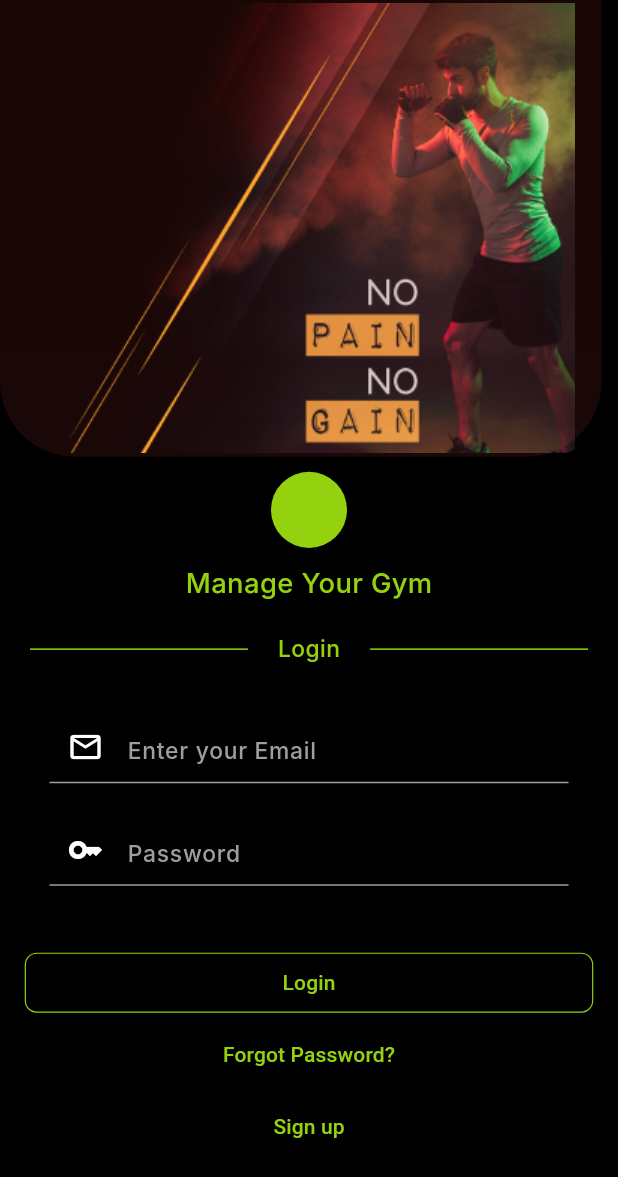
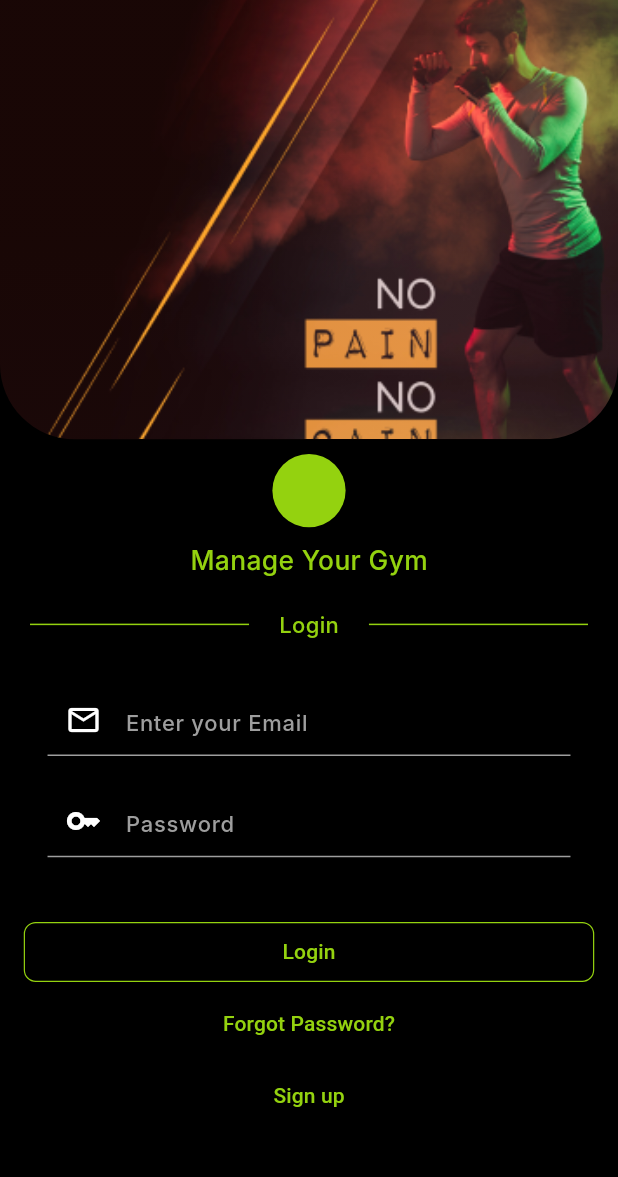
Before and after one commit to Sumeetbharali/360, a Flutter app: the screen it shows after launch, after a tap on "Continue with Mail", on a phone screen of 412 x 824 dp. Shown: the top 1177 px of the screen. Run offline on Flutter 3.47's test engine with Material 3 defaults, Android fonts, the phone set to English and light mode, and no system bars; our stand-ins replace flutter_screenutil; Roboto replaces fonts that are missing (Inter).

Commit message:
image sizes

```diff
--- a/lib/features/login/presentation/widgets/top_image.dart
+++ b/lib/features/login/presentation/widgets/top_image.dart
@@ -10,6 +10,7 @@ class TopImage extends StatelessWidget {
       height: 300.h,
       decoration: const BoxDecoration(
           image: DecorationImage(
+              fit: BoxFit.cover,
               image: AssetImage(
             "assets/images/iPhone 14 - noPain.png",
           )),
--- a/lib/features/login/presentation/widgets/top_image_with_Gradient.dart
+++ b/lib/features/login/presentation/widgets/top_image_with_Gradient.dart
@@ -21,7 +21,6 @@ class TopImageWithGradient extends StatelessWidget {
                 Colors.red.withOpacity(0.1)
               ], begin: Alignment.bottomCenter, end: Alignment.center)),
           height: 300.h,
-          width: 365.w,
         )
       ],
     );
--- a/lib/main.dart
+++ b/lib/main.dart
@@ -16,7 +16,7 @@ class MyApp extends StatelessWidget {
   Widget build(BuildContext context) {
     return SafeArea(
       child: ScreenUtilInit(
-        designSize: const Size(375, 812),
+        designSize: const Size(390, 844),
         minTextAdapt: true,
         child: MaterialApp(
           debugShowCheckedModeBanner: false,
```
